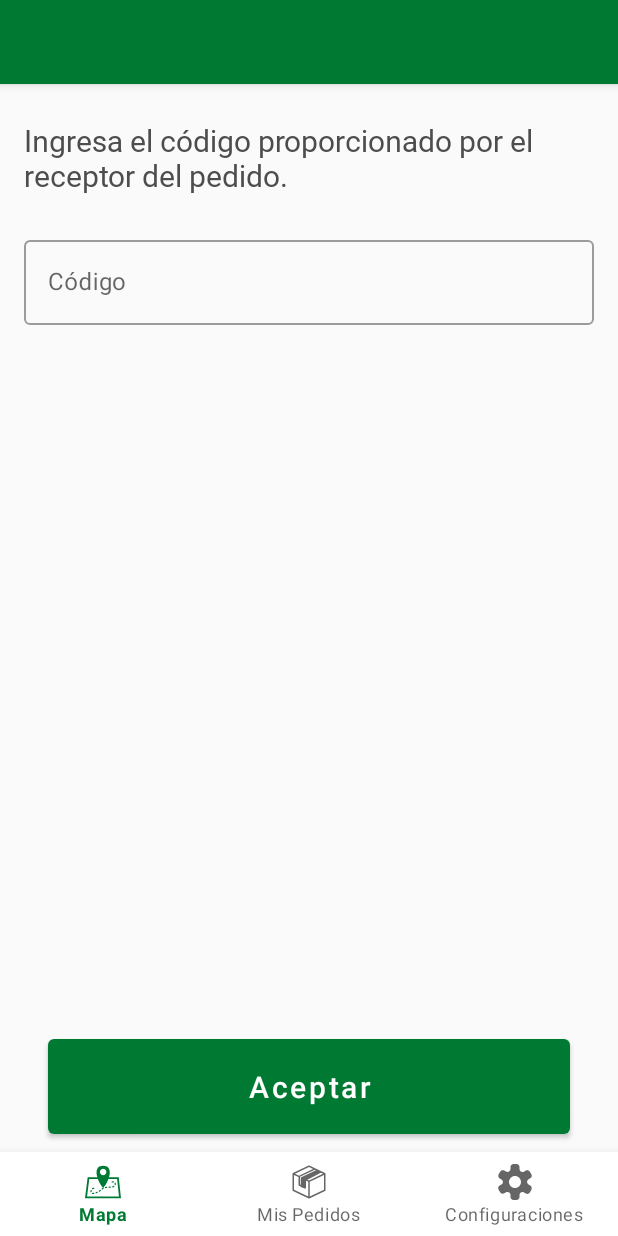
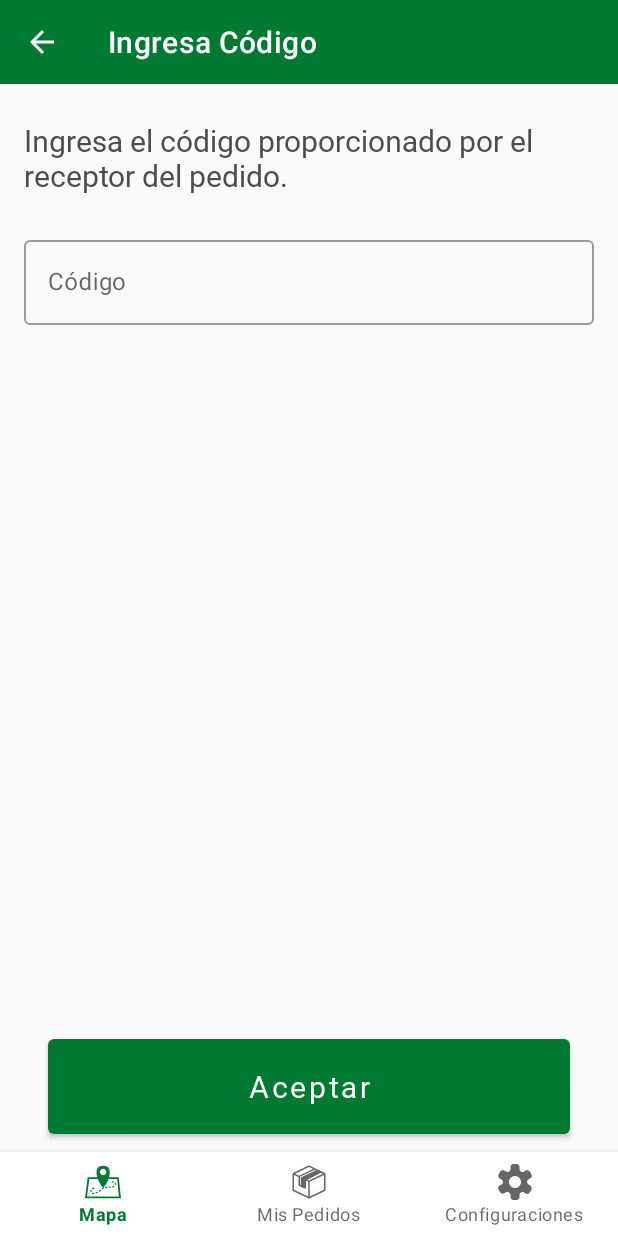
Before and after one commit to jmleruga-technisys/fsend, an Android app: the ShipmentInputCodeFragment screen opened through its navigation route, on a phone screen of 412 x 824 dp. Run offline under Robolectric (Android 15) with nearby library versions, the light colour scheme and no system bars; our stand-ins replace navigation-ui; libraries missing offline, so code that uses them is left out: com.google.maps.android; 1 statement that could not run was skipped.

Commit message:
Retoques de pantallas.

```diff
--- a/app/src/main/java/com/fif/fpay/android/fsend/fragments/ShipmentInputCodeFragment.kt
+++ b/app/src/main/java/com/fif/fpay/android/fsend/fragments/ShipmentInputCodeFragment.kt
@@ -11,6 +11,7 @@ import androidx.navigation.navGraphViewModels
 import com.fif.fpay.android.fsend.R
 import com.fif.fpay.android.fsend.viewmodels.ShipmentViewModel
 import kotlinx.android.synthetic.main.shipment_input_code_fragment.*
+import kotlinx.android.synthetic.main.shipment_qr_fragment.*
 
 class ShipmentInputCodeFragment : BaseFragment() {
 
@@ -30,6 +31,11 @@ class ShipmentInputCodeFragment : BaseFragment() {
 
     override fun onActivityCreated(savedInstanceState: Bundle?) {
         super.onActivityCreated(savedInstanceState)
+
+        setToolbar(toolbarInputCode)
+        toolbarInputCode?.setNavigationOnClickListener {
+            onBackPressed()
+        }
 
         viewModel.validatedQr.observe(viewLifecycleOwner, Observer { result ->
             result.let {
--- a/app/src/main/res/layout/custominfowindow.xml
+++ b/app/src/main/res/layout/custominfowindow.xml
@@ -18,7 +18,8 @@
         android:id="@+id/btnIr"
         android:layout_width="131dp"
         android:layout_height="45dp"
-        android:text="Al tiro la wea"
+        android:text="COMENZAR"
+        android:fontFamily="@font/roboto"
         app:layout_constraintEnd_toEndOf="parent"
         app:layout_constraintStart_toStartOf="parent"
         app:layout_constraintTop_toBottomOf="@+id/direction" />
--- a/app/src/main/res/layout/error_dialog.xml
+++ b/app/src/main/res/layout/error_dialog.xml
@@ -24,6 +24,7 @@
         android:gravity="start"
         android:textColor="@color/gray100"
         android:textSize="14sp"
+        android:fontFamily="@font/roboto"
         app:layout_constraintLeft_toRightOf="@+id/error_icon"
         app:layout_constraintRight_toRightOf="parent"
         app:layout_constraintTop_toTopOf="parent"/>
--- a/app/src/main/res/layout/fragment_map.xml
+++ b/app/src/main/res/layout/fragment_map.xml
@@ -55,6 +55,7 @@
             android:textColor="@color/extra_white"
             android:textStyle="bold"
             android:textSize="16sp"
+            android:fontFamily="@font/roboto"
             app:layout_constraintStart_toStartOf="parent"
             app:layout_constraintEnd_toEndOf="parent"
             app:layout_constraintTop_toBottomOf="@id/shipmentIndicator"
--- a/app/src/main/res/layout/fragment_shipment_detail.xml
+++ b/app/src/main/res/layout/fragment_shipment_detail.xml
@@ -98,6 +98,7 @@
             android:layout_marginStart="32dp"
             android:layout_marginEnd="32dp"
             android:text="Entregar"
+            android:fontFamily="@font/roboto"
             app:layout_constraintBottom_toTopOf="@+id/textViweNotShip"
             app:layout_constraintEnd_toEndOf="@+id/constraintLayout"
             app:layout_constraintStart_toStartOf="parent" />
@@ -111,6 +112,7 @@
             android:text="No pude entregar"
             android:textColor="@color/color_main_red"
             android:textSize="20dp"
+            android:fontFamily="@font/roboto"
             app:layout_constraintBottom_toBottomOf="parent" />
 
         <!--        <EditText-->
@@ -154,7 +156,7 @@
                 android:layout_width="wrap_content"
                 android:layout_height="wrap_content"
                 android:layout_gravity="center"
-                android:background="@drawable/ic_arrow_back_withe"
+                android:background="@drawable/ic_chevron_arrow_back"
                 tools:ignore="UselessParent" />
 
         </FrameLayout>
--- a/app/src/main/res/layout/product_item_fragment.xml
+++ b/app/src/main/res/layout/product_item_fragment.xml
@@ -23,6 +23,7 @@
         android:layout_height="wrap_content"
         android:layout_marginStart="16dp"
         android:text="Taladro que taladra"
+        android:fontFamily="@font/roboto"
         app:layout_constraintBottom_toBottomOf="parent"
         app:layout_constraintStart_toEndOf="@+id/productImage"
         app:layout_constraintTop_toTopOf="parent" />
@@ -33,6 +34,7 @@
         android:layout_height="wrap_content"
         android:layout_marginEnd="16dp"
         android:text="5 U"
+        android:fontFamily="@font/roboto"
         app:layout_constraintBottom_toBottomOf="parent"
         app:layout_constraintEnd_toEndOf="parent"
         app:layout_constraintTop_toTopOf="parent" />
--- a/app/src/main/res/layout/select_shipment_item.xml
+++ b/app/src/main/res/layout/select_shipment_item.xml
@@ -14,7 +14,7 @@
 
             <ImageView
                 android:id="@+id/chevron_select"
-                android:src="@drawable/ic_chevron_24"
+                android:src="@drawable/ic_chevron_arrow_right"
                 android:layout_width="24dp"
                 android:layout_height="0dp"
                 android:layout_marginEnd="16dp"
@@ -31,6 +31,7 @@
                 android:textColor="@color/gray80"
                 android:textSize="@dimen/text_size_medium"
                 android:textStyle="bold"
+                android:fontFamily="@font/roboto"
                 app:layout_constraintStart_toStartOf="parent"
                 app:layout_constraintTop_toTopOf="parent"/>
 
@@ -43,6 +44,7 @@
                 android:textColor="@color/gray40"
                 android:textSize="@dimen/text_size_xs"
                 android:textStyle="bold"
+                android:fontFamily="@font/roboto"
                 app:layout_constraintStart_toStartOf="parent"
                 app:layout_constraintTop_toBottomOf="@id/addressTitle"/>
 
@@ -75,6 +77,7 @@
                 android:textStyle="normal"
                 android:text="@string/on_my_way"
                 android:textSize="@dimen/text_size_xxs"
+                android:fontFamily="@font/roboto"
                 app:layout_constraintTop_toBottomOf="@id/addressSubtitle"
                 app:layout_constraintStart_toStartOf="parent" />
 
--- a/app/src/main/res/layout/shipment_input_code_fragment.xml
+++ b/app/src/main/res/layout/shipment_input_code_fragment.xml
@@ -10,15 +10,20 @@
     <com.google.android.material.appbar.AppBarLayout
         android:layout_width="match_parent"
         android:layout_height="wrap_content"
-        android:theme="@style/ThemeOverlay.AppCompat.Dark.ActionBar">
+        android:background="@null"
+        app:elevation="0dp">
 
-        <androidx.appcompat.widget.Toolbar
-            android:id="@+id/toolbar"
+        <com.google.android.material.appbar.MaterialToolbar
+            android:id="@+id/toolbarInputCode"
             android:layout_width="match_parent"
-            app:title=""
             android:layout_height="?attr/actionBarSize"
-            app:popupTheme="@style/ThemeOverlay.AppCompat.Light" />
-
+            android:background="?colorPrimary"
+            app:layout_constraintEnd_toEndOf="parent"
+            app:layout_constraintStart_toStartOf="parent"
+            app:layout_constraintTop_toTopOf="parent"
+            app:title="Ingresa Código"
+            app:titleTextColor="@color/extra_white"
+            />
     </com.google.android.material.appbar.AppBarLayout>
 
     <androidx.constraintlayout.widget.ConstraintLayout
@@ -52,6 +57,7 @@
             android:layout_height="wrap_content"
             android:layout_marginTop="24dp"
             android:hint="Código"
+            android:fontFamily="@font/roboto"
             app:layout_constraintEnd_toEndOf="parent"
             app:layout_constraintStart_toStartOf="parent"
             app:layout_constraintTop_toBottomOf="@+id/textView5">
@@ -72,6 +78,7 @@
             android:inputType="text"
             android:text="Aceptar"
             android:textSize="20sp"
+            android:fontFamily="@font/roboto"
             app:layout_constraintBottom_toBottomOf="parent"
             app:layout_constraintEnd_toEndOf="parent"
             app:layout_constraintStart_toStartOf="parent" />
--- a/app/src/main/res/layout/shipment_list_fragment.xml
+++ b/app/src/main/res/layout/shipment_list_fragment.xml
@@ -57,6 +57,7 @@
             android:textColor="@color/extra_white"
             android:textStyle="bold"
             android:textSize="16sp"
+            android:fontFamily="@font/roboto"
             android:clickable="true"
             app:layout_constraintStart_toStartOf="parent"
             app:layout_constraintEnd_toEndOf="parent"
--- a/app/src/main/res/layout/shipment_qr_fragment.xml
+++ b/app/src/main/res/layout/shipment_qr_fragment.xml
@@ -46,8 +46,9 @@
             android:layout_marginTop="24dp"
             android:gravity="center"
             android:text="Acerca el teléfono al código QR para poder escanearlo"
-            android:textColor="@color/gray80"
+            android:textColor="@color/gray2"
             android:textSize="@dimen/text_size_l"
+            android:fontFamily="@font/roboto"
             app:layout_constraintEnd_toEndOf="parent"
             app:layout_constraintHorizontal_bias="1.0"
             app:layout_constraintStart_toStartOf="parent"
@@ -61,8 +62,9 @@
             android:clickable="true"
             android:gravity="center"
             android:text="O ingresa el código de pago"
-            android:textColor="@color/gray80"
+            android:textColor="@color/gray2"
             android:textSize="@dimen/text_size_l"
+            android:fontFamily="@font/roboto"
             app:layout_constraintEnd_toEndOf="parent"
             app:layout_constraintHorizontal_bias="0.0"
             app:layout_constraintStart_toStartOf="parent"
--- a/app/src/main/res/layout/user_shipment_detail.xml
+++ b/app/src/main/res/layout/user_shipment_detail.xml
@@ -28,6 +28,7 @@
             android:text="Nuestras malvinas 277"
             android:textColor="@color/extra_white"
             android:textSize="22dp"
+            android:fontFamily="@font/roboto"
             app:layout_constraintStart_toStartOf="parent"
             app:layout_constraintTop_toTopOf="parent" />
 
@@ -39,6 +40,7 @@
             android:text="depto3,piso4"
             android:textColor="@color/extra_white"
             android:textSize="20dp"
+            android:fontFamily="@font/roboto"
             app:layout_constraintStart_toStartOf="parent"
             app:layout_constraintTop_toBottomOf="@+id/textDirection" />
 
@@ -50,6 +52,7 @@
             android:text="Toro Mapuche"
             android:textColor="@color/extra_white"
             android:textSize="18dp"
+            android:fontFamily="@font/roboto"
             app:layout_constraintStart_toStartOf="parent"
             app:layout_constraintTop_toBottomOf="@+id/textAdditionalInfo" />
 
--- a/app/src/main/res/menu/bottom_nav_menu.xml
+++ b/app/src/main/res/menu/bottom_nav_menu.xml
@@ -4,16 +4,19 @@
     <item
         android:id="@+id/mapFragment"
         android:icon="@drawable/ic_map"
-        android:title="@string/title_maps" />
+        android:title="@string/title_maps"
+        android:fontFamily="@font/roboto"/>
 
     <item
         android:id="@+id/shipmentListFragment"
         android:icon="@drawable/ic_toolbar_home_icon"
-        android:title="@string/title_dashboard" />
+        android:title="@string/title_dashboard"
+        android:fontFamily="@font/roboto"/>
 
     <item
         android:id="@+id/configurationsFragment"
         android:icon="@drawable/ic_config_icon"
-        android:title="@string/title_configurations" />
+        android:title="@string/title_configurations"
+        android:fontFamily="@font/roboto"/>
 
 </menu>
```
Also changed, not shown: app/src/main/res/drawable/ic_chevron_arrow_back.xml (added, +9 -0 lines), app/src/main/res/drawable/ic_chevron_arrow_right.xml (added, +9 -0 lines), app/src/main/res/layout/shipment_error_fragment.xml (+2 -8 lines), app/src/main/res/layout/shipment_succes_fragment.xml (+1 -7 lines), app/src/main/res/drawable/ic_chevron_24.png (deleted).
